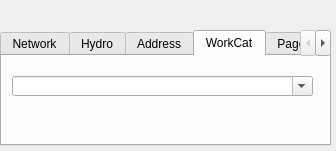
This is search/ui/search_plus_dialog.ui in Giswater/giswater_qgis_plugin as Qt 5 draws it before an edit. The edited form follows.
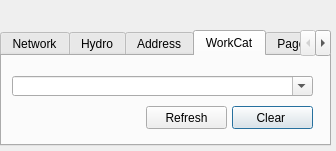
This is the edited form. The open tabs and pages were chosen to show the change.

Commit message:
Merge 'issue484' into 'dev-3.1' (#494)
* #483 add button clear_workcat

* #484 Clear button (search workcat)

* #483 add button refresh_workcat

* Close #484

* #484 Use function 'gw_fct_refresh_mat_view'

```diff
--- a/search/ui/search_plus_dialog.ui
+++ b/search/ui/search_plus_dialog.ui
@@ -265,6 +265,32 @@
       <bool>true</bool>
      </property>
     </widget>
+    <widget class="QPushButton" name="btn_clear_workcat">
+     <property name="geometry">
+      <rect>
+       <x>230</x>
+       <y>50</y>
+       <width>81</width>
+       <height>23</height>
+      </rect>
+     </property>
+     <property name="text">
+      <string>Clear </string>
+     </property>
+    </widget>
+    <widget class="QPushButton" name="btn_refresh_workcat">
+     <property name="geometry">
+      <rect>
+       <x>144</x>
+       <y>50</y>
+       <width>81</width>
+       <height>23</height>
+      </rect>
+     </property>
+     <property name="text">
+      <string>Refresh</string>
+     </property>
+    </widget>
    </widget>
    <widget class="QWidget" name="tab">
     <attribute name="title">
```
The commit also changes 1 other file.
